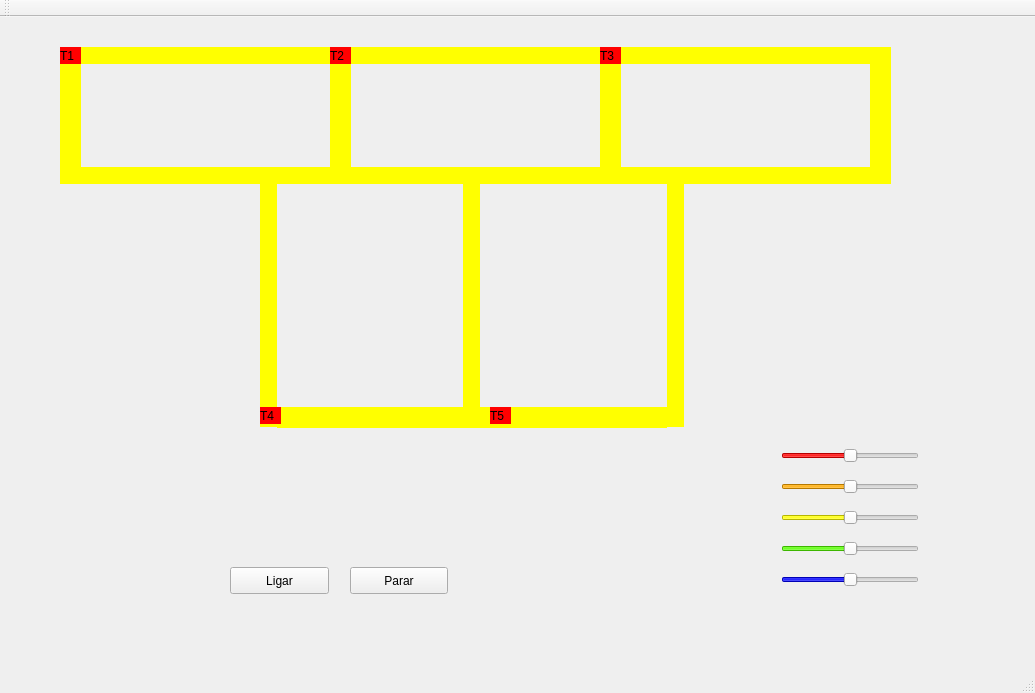
This is mainwindow.ui in tiagojordao/TrainQthread as Qt 5 draws it before an edit. The edited form follows.
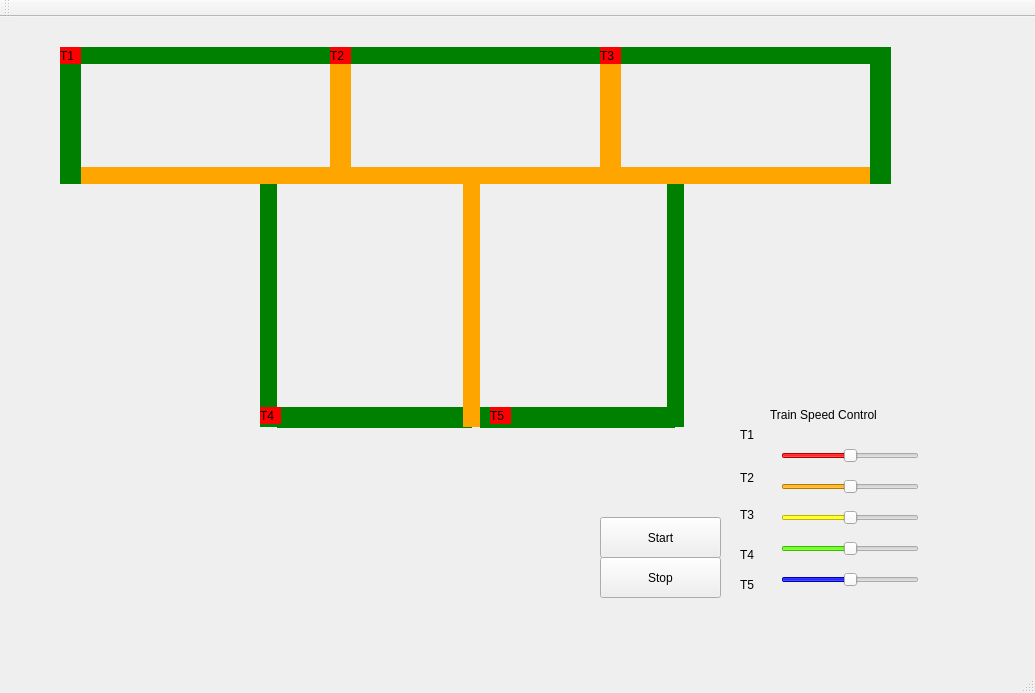
This is the edited form.

Diff of the .ui file:
```diff
--- a/mainwindow.ui
+++ b/mainwindow.ui
@@ -40,23 +40,26 @@
      </rect>
     </property>
     <property name="styleSheet">
-     <string notr="true">QLabel { background: yellow}</string>
+     <string notr="true">QLabel { background: green}</string>
     </property>
     <property name="text">
      <string/>
     </property>
    </widget>
    <widget class="QLabel" name="label_trilho2">
+    <property name="enabled">
+     <bool>true</bool>
+    </property>
     <property name="geometry">
      <rect>
       <x>80</x>
       <y>150</y>
-      <width>250</width>
+      <width>251</width>
       <height>17</height>
      </rect>
     </property>
     <property name="styleSheet">
-     <string notr="true">QLabel { background: yellow}</string>
+     <string notr="true">QLabel { background: orange}</string>
     </property>
     <property name="text">
      <string/>
@@ -72,7 +75,7 @@
      </rect>
     </property>
     <property name="styleSheet">
-     <string notr="true">QLabel { background: yellow}</string>
+     <string notr="true">QLabel { background: orange}</string>
     </property>
     <property name="text">
      <string/>
@@ -88,7 +91,7 @@
      </rect>
     </property>
     <property name="styleSheet">
-     <string notr="true">QLabel { background: yellow}</string>
+     <string notr="true">QLabel { background: green}</string>
     </property>
     <property name="text">
      <string/>
@@ -97,27 +100,27 @@
    <widget class="QPushButton" name="pushButton">
     <property name="geometry">
      <rect>
-      <x>230</x>
-      <y>550</y>
-      <width>99</width>
-      <height>27</height>
+      <x>600</x>
+      <y>500</y>
+      <width>121</width>
+      <height>41</height>
      </rect>
     </property>
     <property name="text">
-     <string>Ligar</string>
+     <string>Start</string>
     </property>
    </widget>
    <widget class="QPushButton" name="pushButton_2">
     <property name="geometry">
      <rect>
-      <x>350</x>
-      <y>550</y>
-      <width>98</width>
-      <height>27</height>
+      <x>600</x>
+      <y>540</y>
+      <width>121</width>
+      <height>41</height>
      </rect>
     </property>
     <property name="text">
-     <string>Parar</string>
+     <string>Stop</string>
     </property>
    </widget>
    <widget class="QLabel" name="label_trilho_crit2">
@@ -130,7 +133,7 @@
      </rect>
     </property>
     <property name="styleSheet">
-     <string notr="true">QLabel { background: yellow}</string>
+     <string notr="true">QLabel { background: orange}</string>
     </property>
     <property name="text">
      <string/>
@@ -146,7 +149,7 @@
      </rect>
     </property>
     <property name="styleSheet">
-     <string notr="true">QLabel { background: yellow}</string>
+     <string notr="true">QLabel { background: green}</string>
     </property>
     <property name="text">
      <string/>
@@ -162,7 +165,7 @@
      </rect>
     </property>
     <property name="styleSheet">
-     <string notr="true">QLabel { background: yellow}</string>
+     <string notr="true">QLabel { background: orange}</string>
     </property>
     <property name="text">
      <string/>
@@ -194,7 +197,7 @@
      </rect>
     </property>
     <property name="styleSheet">
-     <string notr="true">QLabel { background: yellow}</string>
+     <string notr="true">QLabel { background: green}</string>
     </property>
     <property name="text">
      <string/>
@@ -210,7 +213,7 @@
      </rect>
     </property>
     <property name="styleSheet">
-     <string notr="true">QLabel { background: yellow}</string>
+     <string notr="true">QLabel { background: orange}</string>
     </property>
     <property name="text">
      <string/>
@@ -226,7 +229,7 @@
      </rect>
     </property>
     <property name="styleSheet">
-     <string notr="true">QLabel { background: yellow}</string>
+     <string notr="true">QLabel { background: green}</string>
     </property>
     <property name="text">
      <string/>
@@ -242,7 +245,7 @@
      </rect>
     </property>
     <property name="styleSheet">
-     <string notr="true">QLabel { background: yellow}</string>
+     <string notr="true">QLabel { background: green}</string>
     </property>
     <property name="text">
      <string/>
@@ -258,7 +261,7 @@
      </rect>
     </property>
     <property name="styleSheet">
-     <string notr="true">QLabel { background: yellow}</string>
+     <string notr="true">QLabel { background: green}</string>
     </property>
     <property name="text">
      <string/>
@@ -274,7 +277,7 @@
      </rect>
     </property>
     <property name="styleSheet">
-     <string notr="true">QLabel { background: yellow}</string>
+     <string notr="true">QLabel { background: orange}</string>
     </property>
     <property name="text">
      <string/>
@@ -283,14 +286,14 @@
    <widget class="QLabel" name="label_trilho4_5">
     <property name="geometry">
      <rect>
-      <x>472</x>
+      <x>480</x>
       <y>390</y>
       <width>195</width>
       <height>21</height>
      </rect>
     </property>
     <property name="styleSheet">
-     <string notr="true">QLabel { background: yellow}</string>
+     <string notr="true">QLabel { background: green}</string>
     </property>
     <property name="text">
      <string/>
@@ -306,7 +309,7 @@
      </rect>
     </property>
     <property name="styleSheet">
-     <string notr="true">QLabel { background: yellow}</string>
+     <string notr="true">QLabel { background: green}</string>
     </property>
     <property name="text">
      <string/>
@@ -472,6 +475,84 @@
      </item>
     </layout>
    </widget>
+   <widget class="QLabel" name="label">
+    <property name="geometry">
+     <rect>
+      <x>770</x>
+      <y>390</y>
+      <width>121</width>
+      <height>16</height>
+     </rect>
+    </property>
+    <property name="text">
+     <string>Train Speed Control</string>
+    </property>
+   </widget>
+   <widget class="QLabel" name="label_2">
+    <property name="geometry">
+     <rect>
+      <x>740</x>
+      <y>410</y>
+      <width>21</width>
+      <height>16</height>
+     </rect>
+    </property>
+    <property name="text">
+     <string>T1</string>
+    </property>
+   </widget>
+   <widget class="QLabel" name="label_3">
+    <property name="geometry">
+     <rect>
+      <x>740</x>
+      <y>450</y>
+      <width>21</width>
+      <height>21</height>
+     </rect>
+    </property>
+    <property name="text">
+     <string>T2</string>
+    </property>
+   </widget>
+   <widget class="QLabel" name="label_4">
+    <property name="geometry">
+     <rect>
+      <x>740</x>
+      <y>490</y>
+      <width>21</width>
+      <height>16</height>
+     </rect>
+    </property>
+    <property name="text">
+     <string>T3</string>
+    </property>
+   </widget>
+   <widget class="QLabel" name="label_5">
+    <property name="geometry">
+     <rect>
+      <x>740</x>
+      <y>530</y>
+      <width>21</width>
+      <height>16</height>
+     </rect>
+    </property>
+    <property name="text">
+     <string>T4</string>
+    </property>
+   </widget>
+   <widget class="QLabel" name="label_6">
+    <property name="geometry">
+     <rect>
+      <x>740</x>
+      <y>560</y>
+      <width>21</width>
+      <height>16</height>
+     </rect>
+    </property>
+    <property name="text">
+     <string>T5</string>
+    </property>
+   </widget>
    <zorder>label_trilho1</zorder>
    <zorder>label_trilho2</zorder>
    <zorder>label_trilho_crit1</zorder>
```
Left out of the diff: 8 changed lines with no effect on the pictures.
